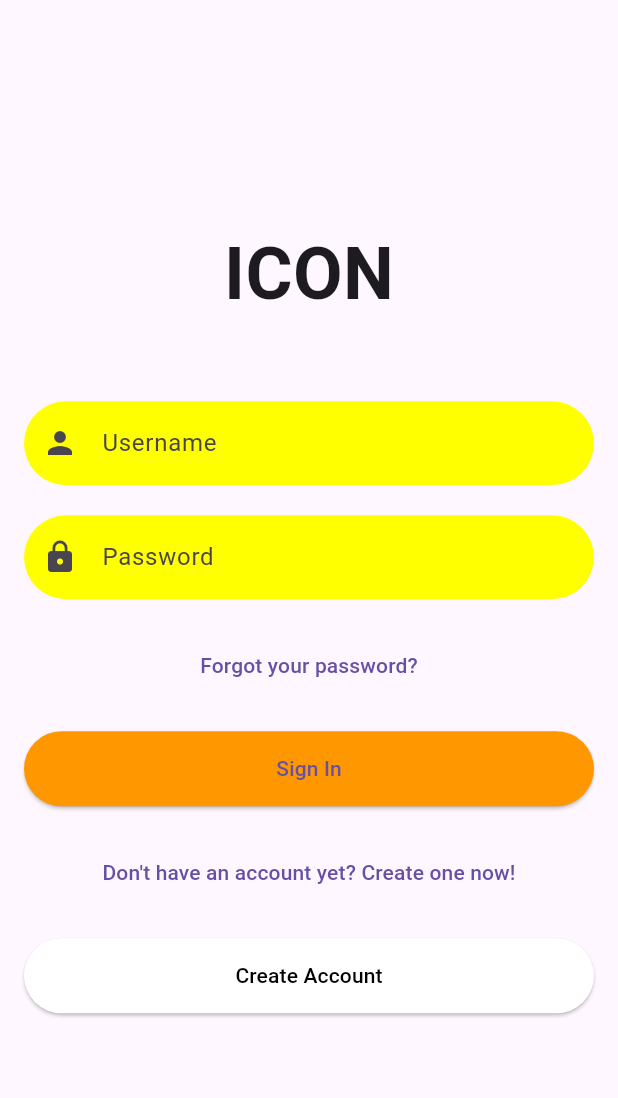
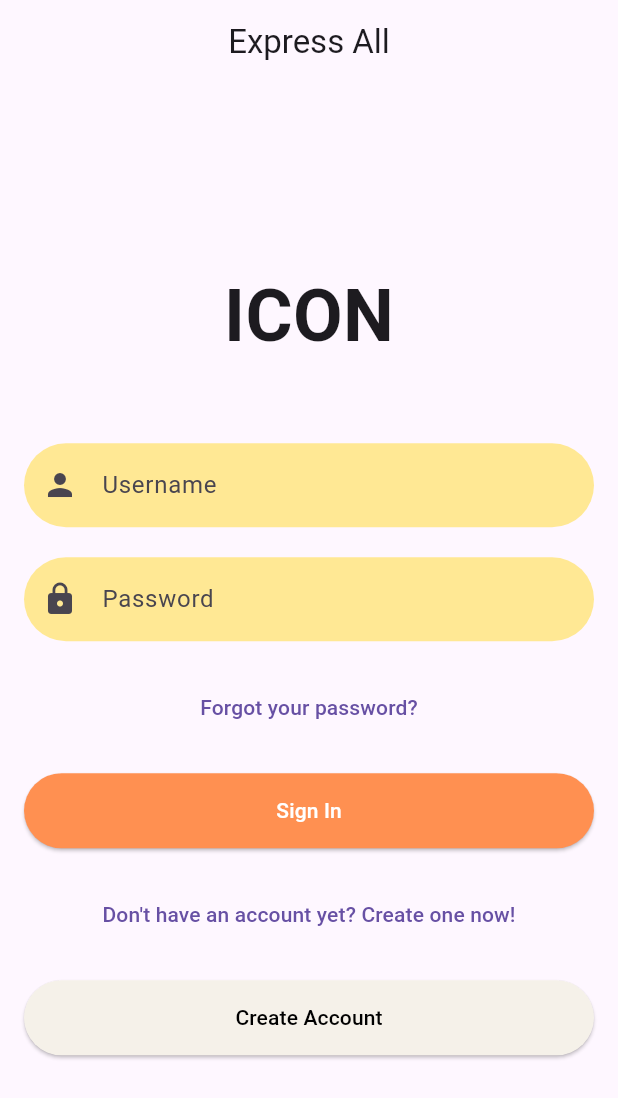
Before and after one commit to diminecjean/CAT304, a Flutter app: the screen it shows after launch, on a phone screen of 412 x 824 dp. Shown: the top 1098 px of the screen. Run offline on Flutter 3.47's test engine with Material 3 defaults, Android fonts, the phone set to English and light mode, and no system bars; our stand-ins replace introduction_screen; generated files the repository leaves out were written again.

Commit message:
Correct the colour of login page

```diff
--- a/lib/main.dart
+++ b/lib/main.dart
@@ -10,7 +10,12 @@ class MyApp extends StatelessWidget {
   @override
   Widget build(BuildContext context) {
     return MaterialApp(
+      title: 'Express All',
       home: Scaffold(
+        appBar: AppBar(
+          title: const Text('Express All'),
+          centerTitle: true,
+        ),
         body: SafeArea(
           child: Padding(
             padding: const EdgeInsets.all(16.0),
@@ -25,7 +30,7 @@ class MyApp extends StatelessWidget {
                 TextField(
                   decoration: InputDecoration(
                     filled: true,
-                    fillColor: Colors.yellowAccent,
+                    fillColor: const Color(0xFFFFE894),
                     border: OutlineInputBorder(
                       borderRadius: BorderRadius.circular(30.0),
                       borderSide: BorderSide.none,
@@ -39,7 +44,7 @@ class MyApp extends StatelessWidget {
                   obscureText: true,
                   decoration: InputDecoration(
                     filled: true,
-                    fillColor: Colors.yellowAccent,
+                    fillColor: const Color(0xFFFFE894),
                     border: OutlineInputBorder(
                       borderRadius: BorderRadius.circular(30.0),
                       borderSide: BorderSide.none,
@@ -56,7 +61,7 @@ class MyApp extends StatelessWidget {
                 const SizedBox(height: 20),
                 ElevatedButton(
                   style: ElevatedButton.styleFrom(
-                    backgroundColor: Colors.orange,
+                    backgroundColor: const Color(0xFFFF9051),
                     shape: RoundedRectangleBorder(
                       borderRadius: BorderRadius.circular(30.0),
                     ),
@@ -68,7 +73,10 @@ class MyApp extends StatelessWidget {
                       MaterialPageRoute(builder: (context) => const SignInPage()),
                     );
                   },
-                  child: const Text('Sign In'),
+                  child: const Text(
+                    'Sign In',
+                    style: TextStyle(color: Color(0xFFFFFFFF)),
+                  ),
                 ),
                 const SizedBox(height: 20),
                 TextButton(
@@ -78,7 +86,7 @@ class MyApp extends StatelessWidget {
                 const SizedBox(height: 20),
                 ElevatedButton(
                   style: ElevatedButton.styleFrom(
-                    backgroundColor: Colors.white,
+                    backgroundColor: const Color(0xFFF5F1E9),
                     foregroundColor: Colors.black,
                     shape: RoundedRectangleBorder(
                       borderRadius: BorderRadius.circular(30.0),
```
